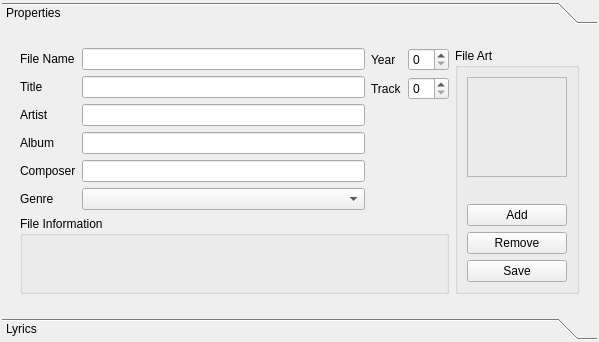
Qt form TagRename/Ui/MusicFilePropertiesWidget.ui (suryakiran/Mp3Db) before a commit.
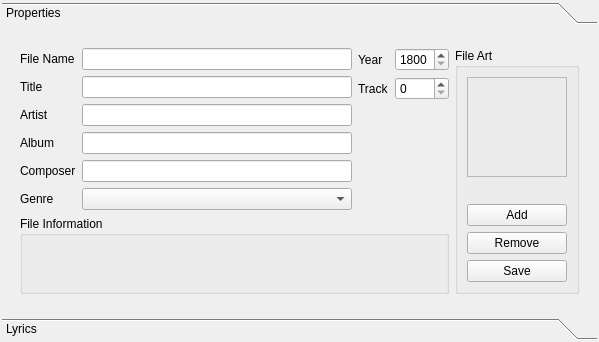
The same form after that commit.

Commit message: Show year and track id in details widget

```diff
--- a/TagRename/Ui/MusicFilePropertiesWidget.ui
+++ b/TagRename/Ui/MusicFilePropertiesWidget.ui
@@ -135,7 +135,14 @@
                  </widget>
                 </item>
                 <item row="0" column="1">
-                 <widget class="QSpinBox" name="spinBox"/>
+                 <widget class="QSpinBox" name="m_year">
+                  <property name="minimum">
+                   <number>1800</number>
+                  </property>
+                  <property name="maximum">
+                   <number>2500</number>
+                  </property>
+                 </widget>
                 </item>
                 <item row="1" column="0">
                  <widget class="QLabel" name="label_8">
@@ -145,7 +152,14 @@
                  </widget>
                 </item>
                 <item row="1" column="1">
-                 <widget class="QSpinBox" name="spinBox_2"/>
+                 <widget class="QSpinBox" name="m_trackId">
+                  <property name="minimum">
+                   <number>0</number>
+                  </property>
+                  <property name="maximum">
+                   <number>500</number>
+                  </property>
+                 </widget>
                 </item>
                </layout>
               </item>
```
The commit also changes 4 other files.
